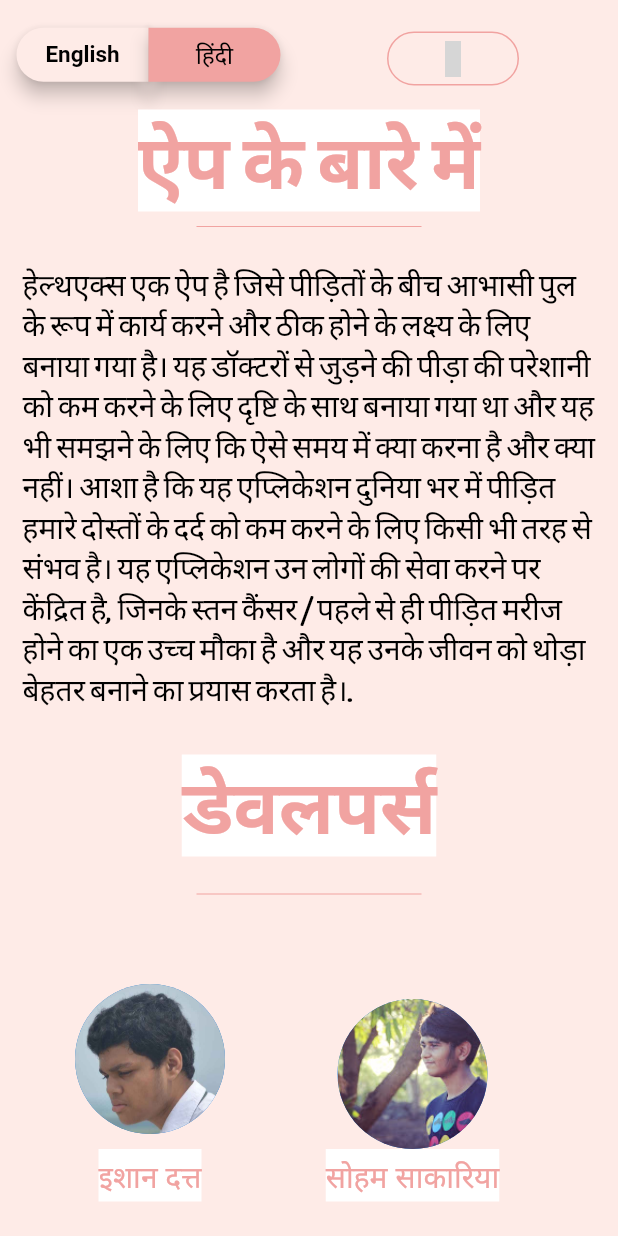
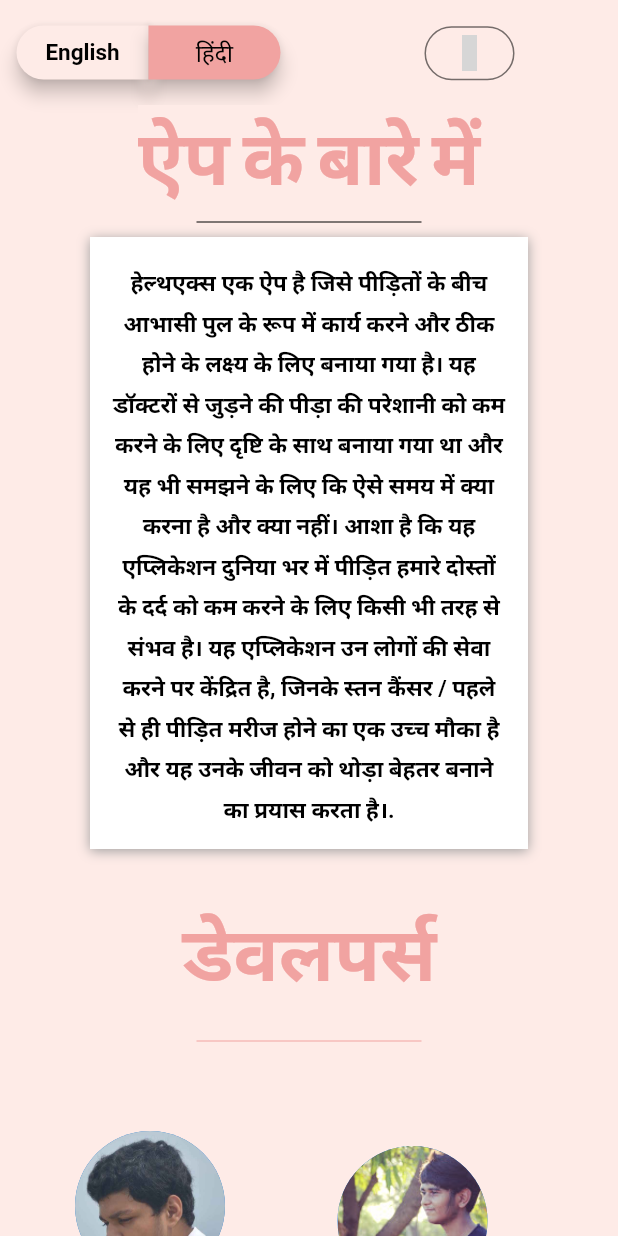
Before and after one commit to ParthPandey2236/Healthx, a Flutter app: the About screen opened directly, after a tap on "हिंदी", on a phone screen of 412 x 824 dp. Run offline on Flutter 3.47's test engine with Material 2 defaults, Android fonts, the light colour scheme and no system bars; our stand-ins replace cloud_firestore, eva_icons_flutter, firebase_auth, firebase_core, firebase_storage, fluttertoast and 3 more; missing offline and left inert: translator; accounts and stored records are empty; Roboto replaces fonts that are missing (OpenSans); grey boxes are pictures that could not be loaded.

Commit message:
Updated UI Chat and About

```diff
--- a/lib/AboutPage.dart
+++ b/lib/AboutPage.dart
@@ -78,7 +78,8 @@
                   Padding(
                     padding: const EdgeInsets.all(10.0),
                     child: Container(
-                      margin: EdgeInsets.only(left: 50.0, top: 5),
+                      width: 60.0,
+                      margin: EdgeInsets.only(left: 75.0, top: 1),
                       child: FlatButton(
                         onPressed: () async {
                           //SharedPreferences prefs = await SharedPreferences.getInstance();
@@ -93,13 +94,13 @@
                         ),
                         shape: RoundedRectangleBorder(
                             borderRadius: BorderRadius.circular(20.0),
-                            side: BorderSide(color: Color(0xfff1a3a1))),
+                            side: BorderSide(color: Colors.black54)),
                       ),
                     ),
                   ),
                 ]),
                 Container(
-                    color: Colors.white,
+                    color: Color(0xfffeebe7),
                     child: a == 0
                         ? Text(
                             'About the App',
@@ -123,33 +124,54 @@
                   width: 150.0,
                   height: 20.0,
                   child: Divider(
-                    color: Color(0xfff1a3a1),
+                    color: Colors.black,
                   ),
                 ),
                 Padding(
+                  padding: EdgeInsets.only(left: 60.0,right: 60.0,bottom: 20.0),
+                  child: Container(
+                    decoration: BoxDecoration(
+                      boxShadow: [
+                        BoxShadow(
+                          color: Colors.grey,
+                          offset: Offset(0.0, 1.0), //(x,y)
+                          blurRadius: 6.0,
+                        ),
+                      ],
+                      color: Colors.white,
+                    ),
+                    child: Padding(
                       padding: const EdgeInsets.all(15.0),
                       child: a == 0
                           ? Text(
                         'Healthx is an app built to act as a virtual bridge between the suffering and towards the goal of getting cured. It was built with the vision in mind to reduce the hassle of the suffering of connecting to the doctors and also understanding what to do and what not to do in such times. Hope this application helps in any small way possible to reduce the pain of our friends worldwide who are suffering. This application is focused on serving the people who has a high chance of having breast cancer/already suffering patients and it strives to make their lives a little bit better.',
                         style: TextStyle(
-                            fontFamily: 'SansitaSwashed',
-                            fontSize: 20.0,
+                          fontFamily: 'OpenSans',
+                          fontSize: 15,
                           color: Colors.black,
+                          fontWeight: FontWeight.bold,
+                          height: 1.8,
                         ),
+                        textAlign: TextAlign.center,
                       )
                           : Text(
                         'हेल्थएक्स एक ऐप है जिसे पीड़ितों के बीच आभासी पुल के रूप में कार्य करने और ठीक होने के लक्ष्य के लिए बनाया गया है। यह डॉक्टरों से जुड़ने की पीड़ा की परेशानी को कम करने के लिए दृष्टि के साथ बनाया गया था और यह भी समझने के लिए कि ऐसे समय में क्या करना है और क्या नहीं। आशा है कि यह एप्लिकेशन दुनिया भर में पीड़ित हमारे दोस्तों के दर्द को कम करने के लिए किसी भी तरह से संभव है। यह एप्लिकेशन उन लोगों की सेवा करने पर केंद्रित है, जिनके स्तन कैंसर / पहले से ही पीड़ित मरीज होने का एक उच्च मौका है और यह उनके जीवन को थोड़ा बेहतर बनाने का प्रयास करता है।.',
                         style: TextStyle(
-                            fontFamily: 'SansitaSwashed',
-                            fontSize: 20.0,
+                          fontFamily: 'OpenSans',
+                          fontSize: 15,
                           color: Colors.black,
+                          fontWeight: FontWeight.bold,
+                          height: 1.8,
+                        ),
+                        textAlign: TextAlign.center,
+                      ),
                     ),
                   ),
                 ),
                 Padding(
                   padding: const EdgeInsets.all(15.0),
                   child: Container(
-                      color: Colors.white,
+                      color: Color(0xfffeebe7),
                       child: a == 0
                           ? Text(
                               'Developers',
@@ -195,7 +217,7 @@
                           Padding(
                             padding: const EdgeInsets.all(10.0),
                             child: Container(
-                              color: Colors.white,
+                              color: Color(0xfffeebe7),
                               child: Text(
                                 a == 0 ? 'Eeshan Dutta' : "इशान दत्त",
                                 style: TextStyle(
@@ -225,7 +247,7 @@
                         Padding(
                           padding: const EdgeInsets.all(0.0),
                           child: Container(
-                            color: Colors.white,
+                            color: Color(0xfffeebe7),
                             child: Text(
                               a == 0 ? 'Soham Sakaria' : "सोहम साकारिया",
                               style: TextStyle(
@@ -258,7 +280,7 @@
                           Padding(
                             padding: const EdgeInsets.all(0.0),
                             child: Container(
-                              color: Colors.white,
+                              color: Color(0xfffeebe7),
                               child: Text(
                                 a == 0 ? 'Parth Pandey' : "पार्थ पांडेय",
                                 style: TextStyle(
@@ -289,7 +311,7 @@
                         Padding(
                           padding: const EdgeInsets.all(0.0),
                           child: Container(
-                            color: Colors.white,
+                            color: Color(0xfffeebe7),
                             child: Text(
                               a == 0 ? 'Parth Srivastava' : "पार्थ श्रीवास्तव",
                               style: TextStyle(
--- a/lib/bottom_bar.dart
+++ b/lib/bottom_bar.dart
@@ -24,7 +24,7 @@
           child: widget.bottomIcons == true
               ? Container(
                   decoration: BoxDecoration(
-                    color: Colors.pink.shade100.withOpacity(0.6),
+                    color: Color(0xfff1a3a1).withOpacity(0.6),
                     borderRadius: BorderRadius.circular(100),
                   ),
                   padding:
--- a/pubspec.yaml
+++ b/pubspec.yaml
@@ -43,6 +43,7 @@
   image_picker: ^0.6.7+11
   image_cropper: ^1.3.1
   firebase_storage: ^4.0.1
+  fluttertoast: ^7.1.1
 
 # For information on the generic Dart part of this file, see the
 # following page: https://dart.dev/tools/pub/pubspec
```
Also changed, not shown: lib/ChatPage.dart (+36 -22 lines), lib/SignUpPage.dart (+10 -0 lines), lib/constants.dart (+4 -4 lines), pubspec.lock, 1 other file. Lines whose indentation alone changed are shown as unchanged.
